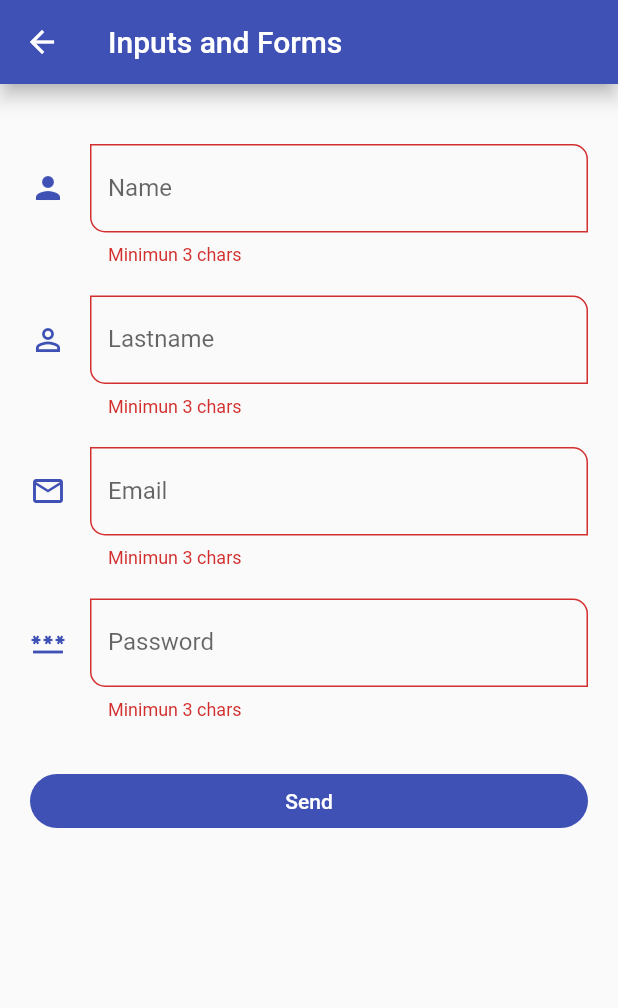
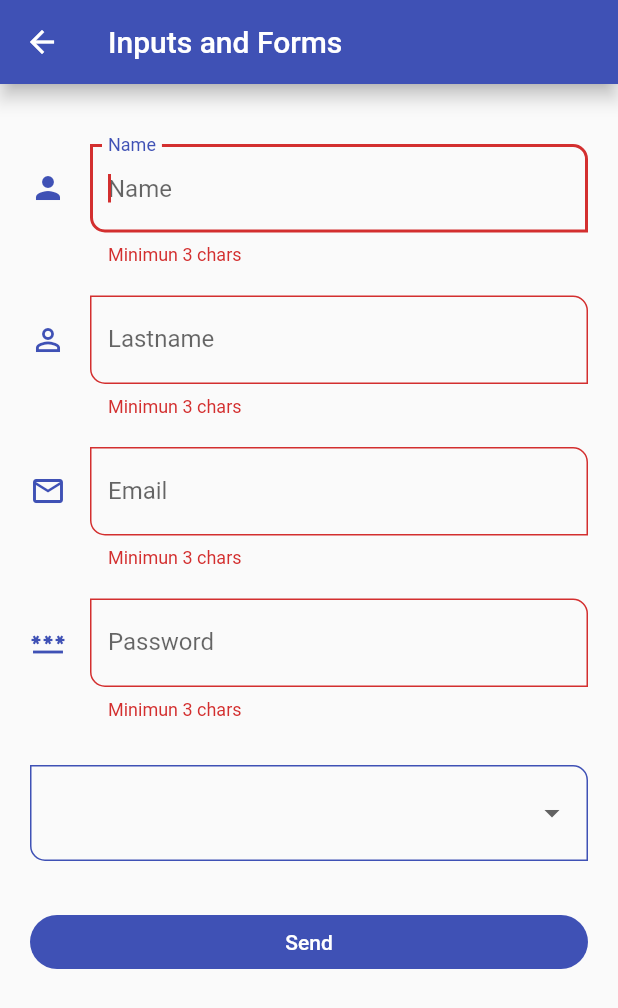
Before and after one commit to JoelGRod/flutter-components-app, a Flutter app: the InputsScreen screen opened by its route, after a tap on "Send", on a phone screen of 412 x 824 dp. Shown: the top 1008 px of the screen. Run offline on Flutter 3.47's test engine with Material 2 defaults, Android fonts, the phone set to English and light mode, and no system bars.

Commit message:
DropdownButtonFormField

```diff
--- a/lib/components/screens/inputs_screen.dart
+++ b/lib/components/screens/inputs_screen.dart
@@ -74,10 +74,22 @@ class InputsScreen extends StatelessWidget {
                 const SizedBox(
                   height: 30,
                 ),
+                DropdownButtonFormField<String>(
+                    items: const [
+                      DropdownMenuItem(value: 'Admin', child: Text('Admin')),
+                      DropdownMenuItem(value: 'User', child: Text('User')),
+                    ],
+                    onChanged: (value) {
+                      formValues['role'] = value ?? 'Admin';
+                    }),
+                const SizedBox(
+                  height: 30,
+                ),
                 ElevatedButton(
                     onPressed: () {
-                      // Hide keyboard after click
-                      FocusScope.of(context).requestFocus(FocusNode());
+                      // Hide keyboard after click (problems with dropdownbuttonformfield)
+                      // FocusScope.of(context).requestFocus(FocusNode());
+
                       // Form State actions (form Key)
                       if (!formKey.currentState!.validate()) {
                         print('Invalid form');
```
Lines whose indentation alone changed are shown as unchanged.
